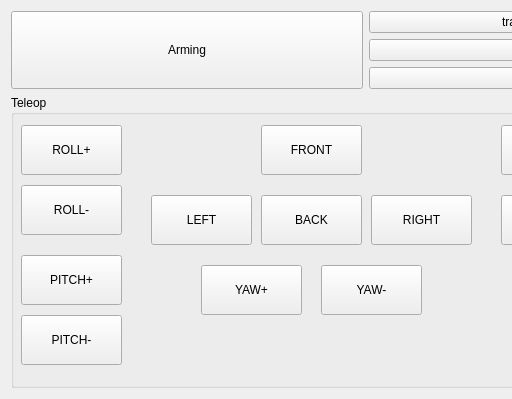
Old version of the form resources/gcs_plugin_6dofAM.ui in the repository DongjaeLee95/px4_gcs_rqt; both pictures show x 0 to 512 and y 0 to 399 of the 732 by 399 pixel window.
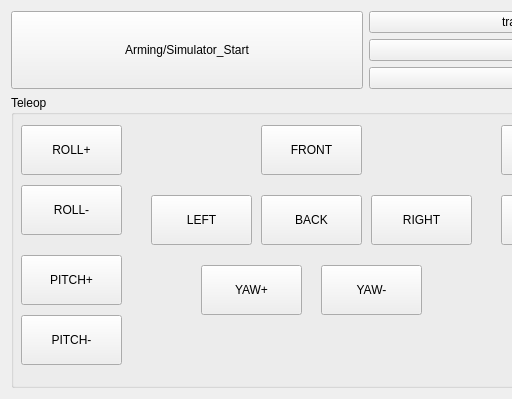
New version of the form.

Commit message: simulator start added

Patch:
```diff
--- a/resources/gcs_plugin_6dofAM.ui
+++ b/resources/gcs_plugin_6dofAM.ui
@@ -255,7 +255,7 @@
       </sizepolicy>
      </property>
      <property name="text">
-      <string>Arming</string>
+      <string>Arming/Simulator_Start</string>
      </property>
      <property name="iconSize">
       <size>
```
The commit also changes 1 other file.
